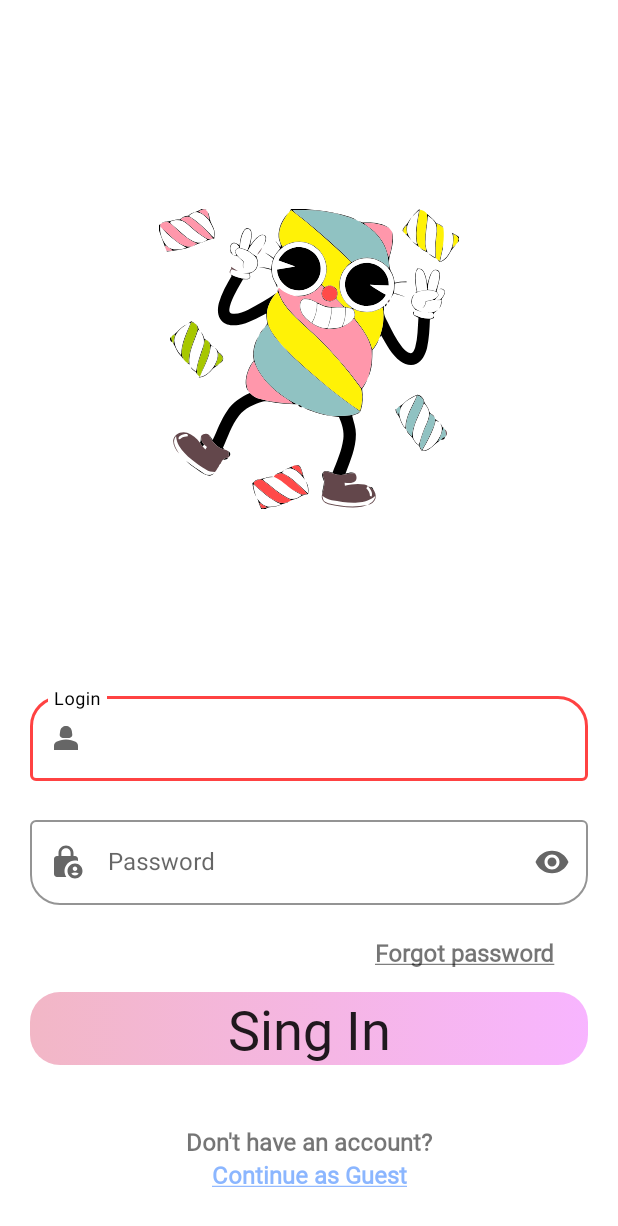
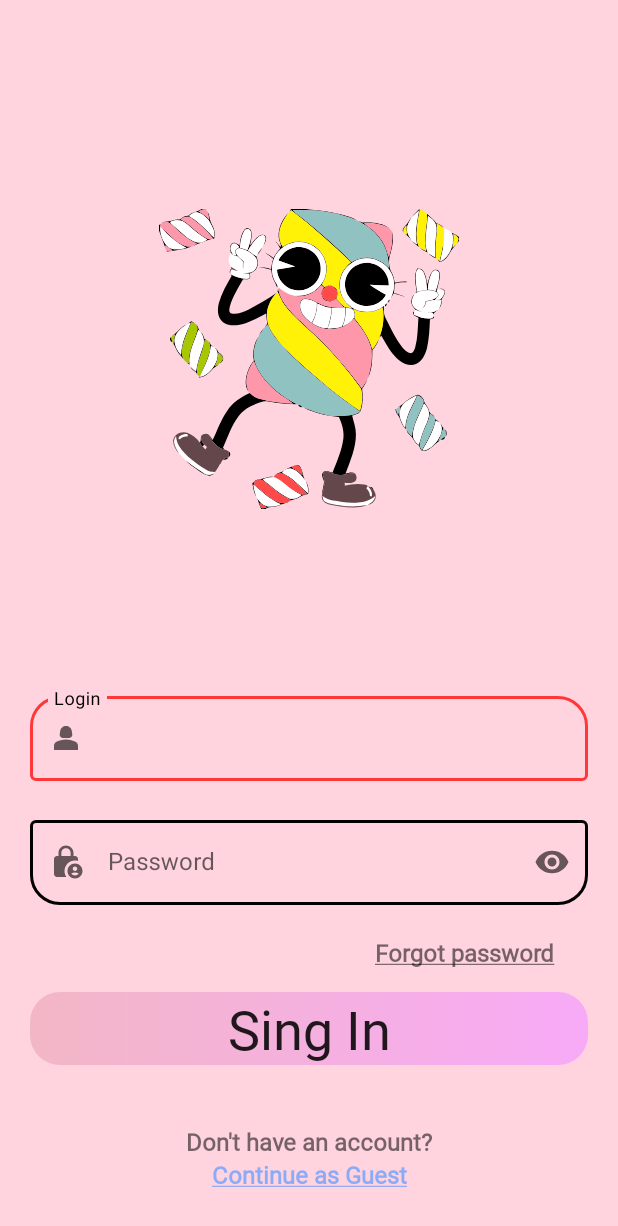
Before and after one commit to Candy-store-ink/candy-store-mobile, an Android app: the screen it shows after launch (MainActivity), on a phone screen of 412 x 824 dp. Shown: the top 1226 px of the screen. Run offline under Robolectric (Android 15) with nearby library versions, the phone set to English and light mode, and no system bars.

Commit message:
make login layout

```diff
--- /dev/null
+++ b/app/src/main/res/color/input_layout_stroke_color.xml
@@ -0,0 +1,8 @@
+<?xml version="1.0" encoding="utf-8"?>
+<selector xmlns:android="http://schemas.android.com/apk/res/android">
+    <item android:alpha="1" android:color="@color/red" android:state_focused="true"/>
+    <item android:alpha="1" android:color="@color/black" android:state_hovered="true"/>
+    <item android:alpha="1" android:color="@color/black" android:state_enabled="false"/>
+    <item android:alpha="1" android:color="@color/black"/>  <!-- unfocused -->
+
+</selector>
--- a/app/src/main/res/layout/activity_login.xml
+++ b/app/src/main/res/layout/activity_login.xml
@@ -1,22 +1,21 @@
 <?xml version="1.0" encoding="utf-8"?>
-<androidx.constraintlayout.widget.ConstraintLayout
-    xmlns:android="http://schemas.android.com/apk/res/android"
+<androidx.constraintlayout.widget.ConstraintLayout xmlns:android="http://schemas.android.com/apk/res/android"
     xmlns:app="http://schemas.android.com/apk/res-auto"
     android:layout_width="match_parent"
     android:layout_height="match_parent"
     android:padding="@dimen/login_layout_padding"
-    >
+    android:background="@color/btn_sing_in_first_1">
 
     <ImageView
         android:id="@+id/logo_imageView"
         android:layout_width="wrap_content"
         android:layout_height="wrap_content"
+        android:background="@drawable/candies_login_image"
+        android:contentDescription="@string/logo_imView_cont_desc"
         app:layout_constraintBottom_toTopOf="@+id/textInputLayout_login"
         app:layout_constraintEnd_toEndOf="parent"
         app:layout_constraintStart_toStartOf="parent"
-        app:layout_constraintTop_toTopOf="parent"
-        android:background="@drawable/candies_login_image"
-        android:contentDescription="@string/logo_imView_cont_desc" />
+        app:layout_constraintTop_toTopOf="parent" />
 
     <com.google.android.material.textfield.TextInputLayout
         android:id="@+id/textInputLayout_login"
@@ -24,26 +23,24 @@
         android:layout_width="match_parent"
         android:layout_height="wrap_content"
         android:hint="@string/login_hint"
-        app:hintTextColor="@color/black"
-        android:textColorHint="@color/black"
-        app:boxStrokeColor="@color/red"
+        app:boxCornerRadiusTopEnd="@dimen/corners_radius_20dp"
+        app:boxCornerRadiusTopStart="@dimen/corners_radius_20dp"
         app:endIconMode="clear_text"
         app:errorEnabled="true"
+        app:hintTextColor="@color/black"
+        app:boxStrokeColor="@color/input_layout_stroke_color"
         app:layout_constraintBottom_toTopOf="@+id/textInputLayout_password"
         app:layout_constraintEnd_toEndOf="parent"
         app:layout_constraintStart_toStartOf="parent"
         app:startIconDrawable="@drawable/baseline_person_2_24"
-        app:boxCornerRadiusTopEnd="@dimen/corners_radius_20dp"
-        app:boxCornerRadiusTopStart="@dimen/corners_radius_20dp"
-        >
+        app:boxStrokeWidth="@dimen/boxStrokeWidth">
 
         <com.google.android.material.textfield.TextInputEditText
             android:id="@+id/loginInputEditText"
             android:layout_width="match_parent"
             android:layout_height="wrap_content"
             android:inputType="text"
-            android:textSize="@dimen/input_text_size_16sp"
-            />
+            android:textSize="@dimen/input_text_size_16sp" />
     </com.google.android.material.textfield.TextInputLayout>
 
     <com.google.android.material.textfield.TextInputLayout
@@ -52,7 +49,10 @@
         android:layout_width="match_parent"
         android:layout_height="wrap_content"
         android:hint="@string/password_hint"
-        app:boxStrokeColor="@color/red"
+        app:boxCornerRadiusBottomEnd="@dimen/corners_radius_20dp"
+        app:boxCornerRadiusBottomStart="@dimen/corners_radius_20dp"
+        app:boxStrokeColor="@color/input_layout_stroke_color"
+        app:boxStrokeWidth="@dimen/boxStrokeWidth"
         app:endIconMode="password_toggle"
         app:errorEnabled="true"
         app:hintTextColor="@color/black"
@@ -60,8 +60,6 @@
         app:layout_constraintEnd_toEndOf="parent"
         app:layout_constraintStart_toStartOf="parent"
         app:startIconDrawable="@drawable/baseline_lock_person_24"
-        app:boxCornerRadiusBottomEnd="@dimen/corners_radius_20dp"
-        app:boxCornerRadiusBottomStart="@dimen/corners_radius_20dp"
         >
 
         <com.google.android.material.textfield.TextInputEditText
@@ -69,8 +67,7 @@
             android:layout_width="match_parent"
             android:layout_height="wrap_content"
             android:inputType="textPassword"
-            android:textSize="@dimen/input_text_size_16sp"
-            />
+            android:textSize="@dimen/input_text_size_16sp" />
     </com.google.android.material.textfield.TextInputLayout>
 
     <TextView
@@ -78,11 +75,11 @@
         android:layout_width="wrap_content"
         android:layout_height="wrap_content"
         android:layout_marginBottom="@dimen/_15dp"
+        android:clickable="true"
         android:fontFamily="@font/itim"
         android:text="@string/forgot_pass_TV"
         android:textSize="@dimen/_16sp"
         android:textStyle="bold"
-        android:clickable="true"
         app:layout_constraintBottom_toTopOf="@id/sing_in_btn"
         app:layout_constraintEnd_toEndOf="parent"
         app:layout_constraintHorizontal_bias="0.914"
@@ -120,17 +117,16 @@
         android:id="@+id/cont_as_guest_click_TV"
         android:layout_width="wrap_content"
         android:layout_height="wrap_content"
+        android:layout_marginBottom="@dimen/_10dp"
         android:clickable="true"
         android:fontFamily="@font/itim"
         android:text="@string/btn_continue_as_guest"
-        android:layout_marginBottom="@dimen/_10dp"
         android:textAlignment="center"
-        android:textStyle="bold"
         android:textColor="@color/blue"
         android:textSize="@dimen/_16sp"
+        android:textStyle="bold"
         app:layout_constraintBottom_toBottomOf="parent"
         app:layout_constraintEnd_toEndOf="parent"
-        app:layout_constraintStart_toStartOf="parent"
-        />
+        app:layout_constraintStart_toStartOf="parent" />
 
 </androidx.constraintlayout.widget.ConstraintLayout>
--- a/app/src/main/res/values/colors.xml
+++ b/app/src/main/res/values/colors.xml
@@ -10,9 +10,12 @@
     <color name="splash_screen_background">#D59797</color>
     <color name="btn_cont_as_guest">#C8BDBD</color>
     <color name="btn_sing_in_first">#F2B7C6</color>
+    <color name="btn_sing_in_first_1">#B0FFC1D1</color>
     <color name="btn_sing_in_second">#BDF59BFF</color>
     <color name="blue">#BD639CFF</color>
     <color name="red">#BDFF0000</color>
     <color name="green">#BD11FF00</color>
+    <color name="edit_text_stroke">#F2989B</color>
+
 
 </resources>
--- a/app/src/main/res/values/dimens.xml
+++ b/app/src/main/res/values/dimens.xml
@@ -8,4 +8,5 @@
     <dimen name="_16sp">16sp</dimen>
     <dimen name="_40dp">40dp</dimen>
     <dimen name="_10dp">10dp</dimen>
+    <dimen name="boxStrokeWidth">2dp</dimen>
 </resources>
```
Also changed, not shown: app/src/main/res/drawable/edit_text_background.xml (added, +23 -0 lines).
